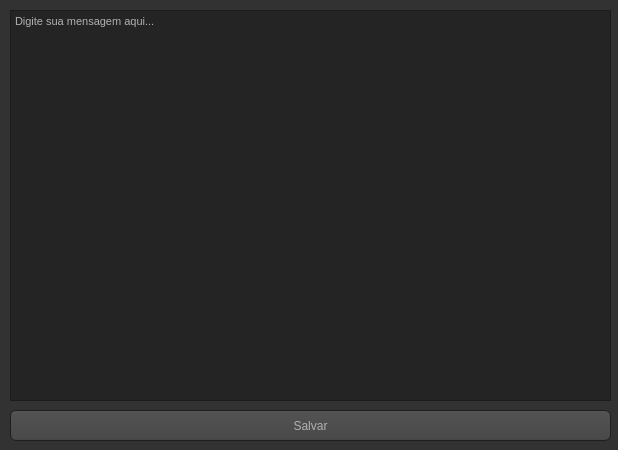
Before: the Qt Designer form Despertador/jnlmensagem.ui in Nintersoft/Microcontador, drawn with Qt 5.
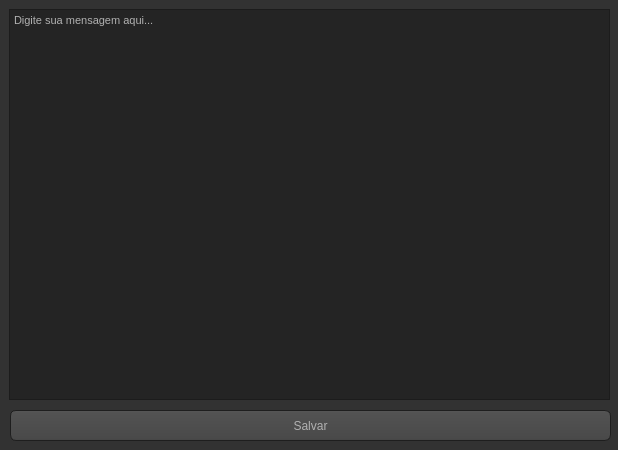
After: the same form once the commit is applied. Icons and pictures are not drawn.

```diff
--- a/Despertador/jnlmensagem.ui
+++ b/Despertador/jnlmensagem.ui
@@ -495,8 +495,8 @@
   <widget class="QTextEdit" name="txtMensagem">
    <property name="geometry">
     <rect>
-     <x>10</x>
-     <y>10</y>
+     <x>9</x>
+     <y>9</y>
      <width>601</width>
      <height>391</height>
     </rect>
```
